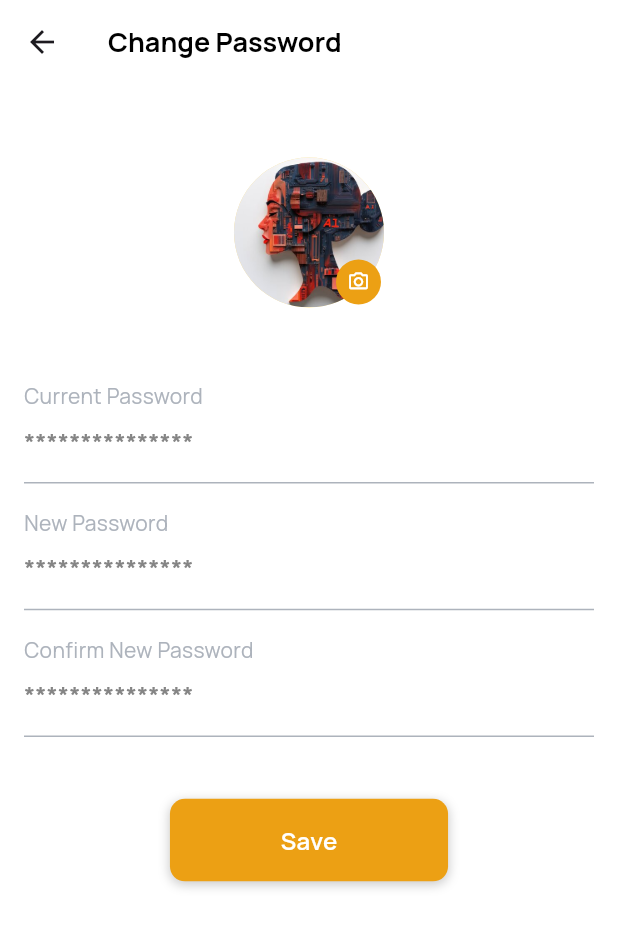
After one commit to Christentimmy/RideXpress-Driver, a Flutter app: the ChangePasswordScreen screen opened by its route, on a phone screen of 412 x 824 dp. The commit adds this screen. Shown: the top 928 px of the screen. Run offline on Flutter 3.47's test engine with Material 3 defaults, Android fonts, the phone set to English and light mode, and no system bars; our stand-ins replace camera, country_code_picker, flutter_staggered_animations, font_awesome_flutter, get, google_fonts and 2 more.

Commit message:
change-password

```diff
--- /dev/null
+++ b/lib/app/modules/auth/views/change_password_screen.dart
@@ -0,0 +1,154 @@
+import 'package:flutter/material.dart';
+import 'package:get/get.dart';
+import 'package:google_fonts/google_fonts.dart';
+import 'package:ridexpressdriver/app/utils/colors.dart';
+import 'package:ridexpressdriver/app/widgets/custom_button.dart';
+import 'package:ridexpressdriver/app/widgets/custom_textfield.dart';
+
+class ChangePasswordScreen extends StatelessWidget {
+  const ChangePasswordScreen({super.key});
+
+  @override
+  Widget build(BuildContext context) {
+    return Scaffold(
+      appBar: AppBar(
+        backgroundColor: Colors.transparent,
+        title: Text(
+          'Change Password',
+          style: GoogleFonts.manrope(
+            fontSize: 18,
+            fontWeight: FontWeight.w700,
+            color: Colors.black,
+          ),
+        ),
+      ),
+      body: SafeArea(
+        child: SingleChildScrollView(
+          padding: const EdgeInsets.all(16),
+          child: Column(
+            crossAxisAlignment: CrossAxisAlignment.start,
+            children: [
+              SizedBox(height: Get.height * 0.04),
+              _buildStackImage(),
+              SizedBox(height: Get.height * 0.06),
+              Text(
+                "Current Password",
+                style: GoogleFonts.manrope(
+                  fontSize: 14,
+                  fontWeight: FontWeight.w400,
+                  color: Color(0xFFADB3BC),
+                ),
+              ),
+              CustomTextField(
+                isObscure: true,
+                hintText: "***************",
+                hintStyle: GoogleFonts.manrope(
+                  fontSize: 16,
+                  fontWeight: FontWeight.w600,
+                  color: Color(0xFF858585),
+                ),
+                enabledBorder: UnderlineInputBorder(
+                  borderSide: BorderSide(color: Color(0xFFADB3BC)),
+                ),
+                focusedBorder: UnderlineInputBorder(
+                  borderSide: BorderSide(color: AppColors.primaryColor),
+                ),
+              ),
+              SizedBox(height: Get.height * 0.02),
+              Text(
+                "New Password",
+                style: GoogleFonts.manrope(
+                  fontSize: 14,
+                  fontWeight: FontWeight.w400,
+                  color: Color(0xFFADB3BC),
+                ),
+              ),
+              CustomTextField(
+                isObscure: true,
+                hintText: "***************",
+                hintStyle: GoogleFonts.manrope(
+                  fontSize: 16,
+                  fontWeight: FontWeight.w600,
+                  color: Color(0xFF858585),
+                ),
+                enabledBorder: UnderlineInputBorder(
+                  borderSide: BorderSide(color: Color(0xFFADB3BC)),
+                ),
+                focusedBorder: UnderlineInputBorder(
+                  borderSide: BorderSide(color: AppColors.primaryColor),
+                ),
+              ),
+              SizedBox(height: Get.height * 0.02),
+              Text(
+                "Confirm New Password",
+                style: GoogleFonts.manrope(
+                  fontSize: 14,
+                  fontWeight: FontWeight.w400,
+                  color: Color(0xFFADB3BC),
+                ),
+              ),
+              CustomTextField(
+                isObscure: true,
+                hintText: "***************",
+                hintStyle: GoogleFonts.manrope(
+                  fontSize: 16,
+                  fontWeight: FontWeight.w600,
+                  color: Color(0xFF858585),
+                ),
+                enabledBorder: UnderlineInputBorder(
+                  borderSide: BorderSide(color: Color(0xFFADB3BC)),
+                ),
+                focusedBorder: UnderlineInputBorder(
+                  borderSide: BorderSide(color: AppColors.primaryColor),
+                ),
+              ),
+              SizedBox(height: Get.height * 0.05),
+              Center(
+                child: CustomButton(
+                  ontap: () {},
+                  width: Get.width * 0.45,
+                  isLoading: false.obs,
+                  child: Text(
+                    "Save",
+                    style: GoogleFonts.manrope(
+                      fontSize: 16,
+                      fontWeight: FontWeight.w600,
+                      color: Colors.white,
+                    ),
+                  ),
+                ),
+              ),
+            ],
+          ),
+        ),
+      ),
+    );
+  }
+
+  Widget _buildStackImage() {
+    return Center(
+      child: Stack(
+        children: [
+          CircleAvatar(
+            radius: 50,
+            backgroundColor: Color.fromARGB(255, 255, 225, 135),
+            backgroundImage: AssetImage("assets/images/ai.jpg"),
+          ),
+          Positioned(
+            right: 2,
+            bottom: 2,
+            child: CircleAvatar(
+              radius: 15,
+              backgroundColor: AppColors.primaryColor,
+              child: Icon(
+                Icons.camera_alt_outlined,
+                color: Colors.white,
+                size: 15,
+              ),
+            ),
+          ),
+        ],
+      ),
+    );
+  }
+}
--- a/lib/app/modules/settings/views/settings_screen.dart
+++ b/lib/app/modules/settings/views/settings_screen.dart
@@ -35,12 +35,18 @@ class SettingsScreen extends StatelessWidget {
               },
 
             ),
+            // _buildSettingItem(
+            //   title: 'Document',
+            //   subtitle: 'Driver’s License, Report',
+            //   showInfo: true,
+            // ),
             _buildSettingItem(
-              title: 'Document',
-              subtitle: 'Driver’s License, Report',
-              showInfo: true,
+              title: 'Security',
+              subtitle: 'Password, TouchID',
+              onTap: () {
+                Get.toNamed(AppRoutes.changePasswordScreen);
+              },
             ),
-            _buildSettingItem(title: 'Security', subtitle: 'Password, TouchID'),
           ],
         ),
       ),
--- a/lib/app/routes/app_pages.dart
+++ b/lib/app/routes/app_pages.dart
@@ -1,4 +1,5 @@
 import 'package:get/get.dart';
+import 'package:ridexpressdriver/app/modules/auth/views/change_password_screen.dart';
 import 'package:ridexpressdriver/app/modules/auth/views/otp_verification_screen.dart';
 import 'package:ridexpressdriver/app/modules/auth/views/login_screen.dart';
 import 'package:ridexpressdriver/app/modules/auth/views/phone_authentication_screen.dart';
@@ -75,6 +76,11 @@ class AppPages {
       name: AppRoutes.editProfileScreen,
       page: () => EditProfileScreen(),
     ),
+    GetPage(
+      name: AppRoutes.changePasswordScreen,
+      page: () => ChangePasswordScreen(),
+    ),
+
 
   ];
 }
--- a/lib/app/routes/app_routes.dart
+++ b/lib/app/routes/app_routes.dart
@@ -23,5 +23,5 @@ class AppRoutes {
   static const String cancellationRateScreen = '/cancellationRateScreen';
   static const String ratingStatScreen = '/ratingStatScreen';
   static const String editProfileScreen = '/editProfileScreen';
-
+  static const String changePasswordScreen = '/changePasswordScreen';
 }
```
